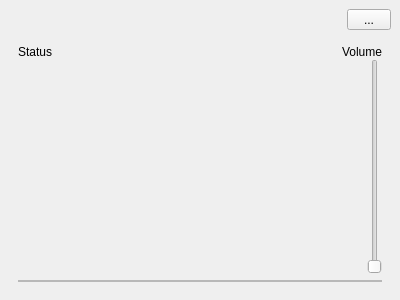
Above: src/View/MainWindow.ui from sergsave/MagicCubiano before the change. Below: the same form after it.
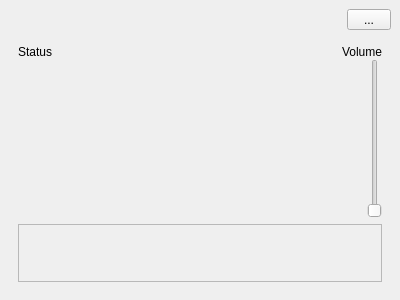
That is the form after the change. Custom widgets are drawn as their Qt base class.

Commit message: Fix buttons and delays

```diff
--- a/src/View/MainWindow.ui
+++ b/src/View/MainWindow.ui
@@ -45,7 +45,7 @@
        <number>0</number>
       </property>
       <widget class="QWidget" name="presetsPage">
-       <layout class="QVBoxLayout" name="verticalLayout_3" stretch="1,0">
+       <layout class="QVBoxLayout" name="verticalLayout_3" stretch="3,1">
         <item>
          <layout class="QHBoxLayout" name="horizontalLayout" stretch="1,0">
           <property name="spacing">
```
The commit also changes 1 other file.
